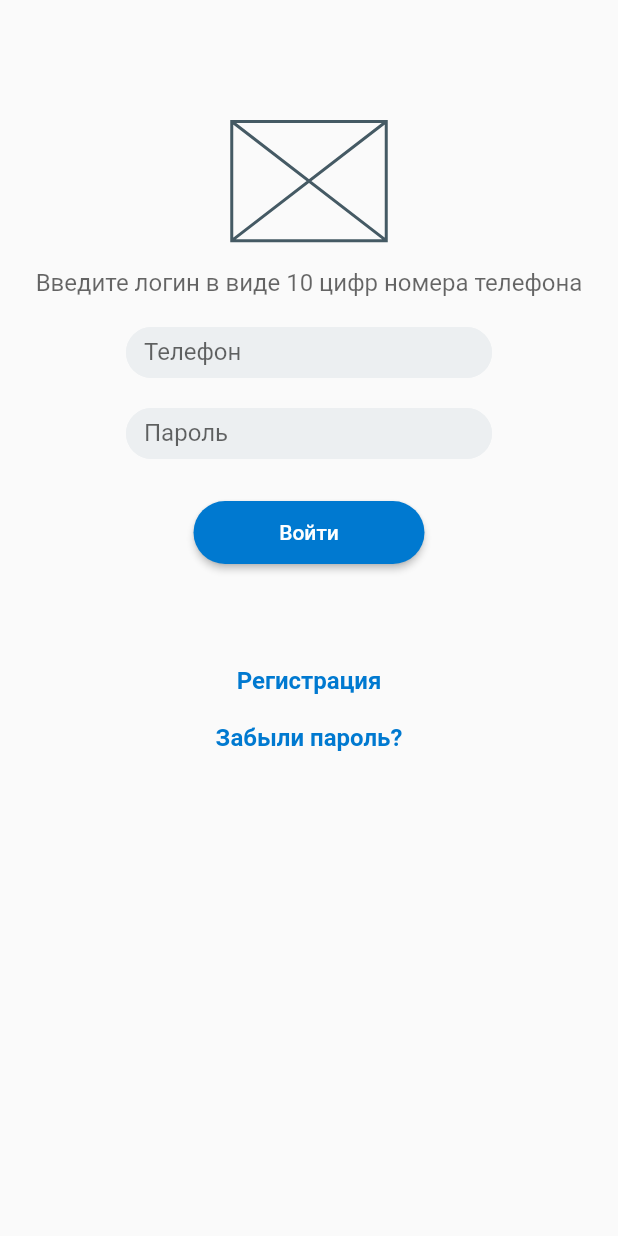
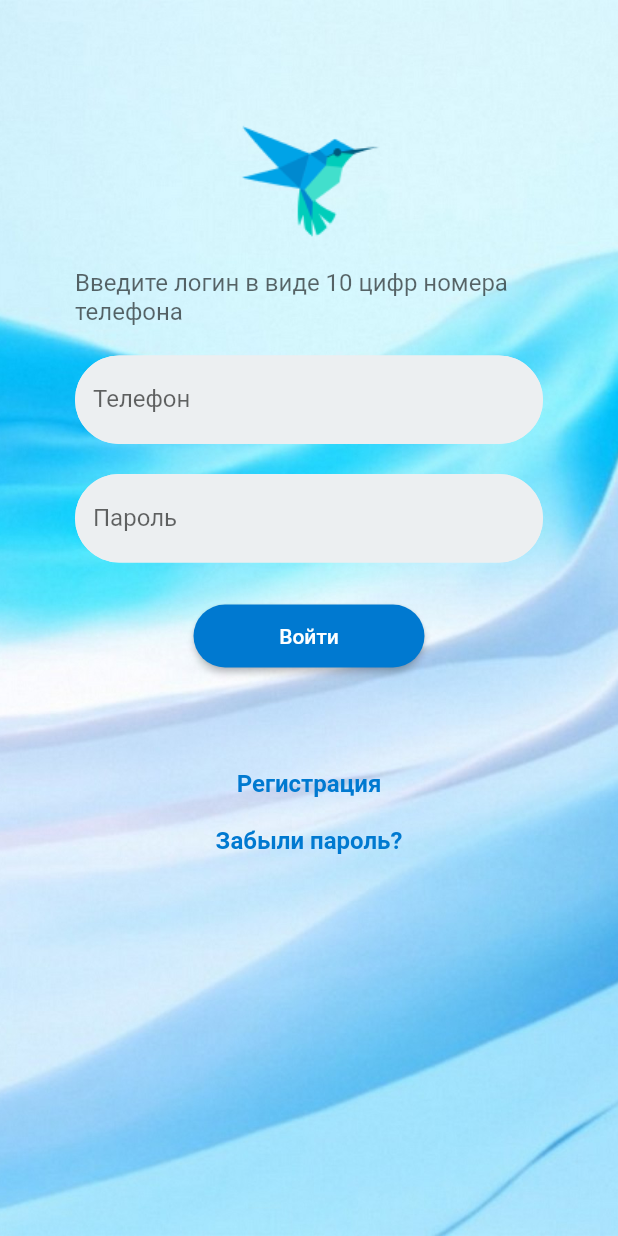
Before and after one commit to IvanAGrebenkin/auth_page, a Flutter app: the screen it shows after launch, on a phone screen of 412 x 824 dp. Run offline on Flutter 3.47's test engine with Material 2 defaults, Android fonts, the phone set to English and light mode, and no system bars.

Commit message:
Добавлены изображения на форме и фон

```diff
--- a/lib/main.dart
+++ b/lib/main.dart
@@ -1,3 +1,4 @@
+import 'package:flutter/cupertino.dart';
 import 'package:flutter/material.dart';
 
 void main() {
@@ -25,14 +26,22 @@ class MyApp extends StatelessWidget {
     );
 
     return MaterialApp(
-      home: Scaffold(body:
-        SizedBox(
-          child: Container (
+      home: Scaffold(
+        body: Container (
+          decoration: const BoxDecoration(
+            image: DecorationImage(
+              image: AssetImage('assets/wallpaper1.jpg'),
+              fit: BoxFit.cover,
+            ),
+          ),
+          padding: const EdgeInsets.symmetric(horizontal: 50),
           width: double.infinity,
           child: Column(children: [
           const SizedBox(width:103, height:81,),
           const SizedBox(width:103, height:79.42,
-                child: Placeholder(),
+              child: Image(
+                  image: AssetImage('assets/dart-logo 1.png'),
+              ),
           ),
           const SizedBox(width:103, height:18.58,),
           const Text('Введите логин в виде 10 цифр номера телефона',
@@ -42,8 +51,8 @@ class MyApp extends StatelessWidget {
               ),
           ),
           const SizedBox(width:103, height:20,),
-            const SizedBox(width:244, height: 34,
-              child: TextField(
+          const TextField(
+            keyboardType: TextInputType.phone,
             decoration: InputDecoration(
               enabledBorder: inputFileBorderStyle,
               focusedBorder: inputFileBorderStyle,
@@ -51,10 +60,8 @@ class MyApp extends StatelessWidget {
               fillColor: Color(0xffECEFF1),
               labelText: 'Телефон',),
           ),
-            ),
           const SizedBox(width:103, height:20,),
-            const SizedBox(width:244, height: 34,
-              child: TextField(
+          const TextField(
             obscureText: true,
             decoration: InputDecoration(
               enabledBorder: inputFileBorderStyle,
@@ -64,14 +71,13 @@ class MyApp extends StatelessWidget {
               labelText: 'Пароль',
             ),
           ),
-            ),
           const SizedBox(width:103, height:28,),
           SizedBox(width:154, height:42,
             child: ElevatedButton(
               onPressed: () {},
               child: const Text('Войти'),
               style: ElevatedButton.styleFrom(
-                  primary: Color(0xff0079D0),
+                primary: const Color(0xff0079D0),
                 shape: RoundedRectangleBorder(
                     borderRadius: BorderRadius.circular(36.0)),
               ),
@@ -94,8 +100,8 @@ class MyApp extends StatelessWidget {
             ),
             onTap: () {},
           ),
+          //const SizedBox(width:103, height:200,),
           ],),
-          ),
         ),
       ),
     );
--- a/pubspec.yaml
+++ b/pubspec.yaml
@@ -56,7 +56,8 @@ flutter:
   # included with your application, so that you can use the icons in
   # the material Icons class.
   uses-material-design: true
-
+  assets:
+    - assets/
   # To add assets to your application, add an assets section, like this:
   # assets:
   #   - images/a_dot_burr.jpeg
```
Also changed, not shown: assets/dart-logo 1.png (added), assets/wallpaper1.jpg (added). Lines whose indentation alone changed are shown as unchanged.
